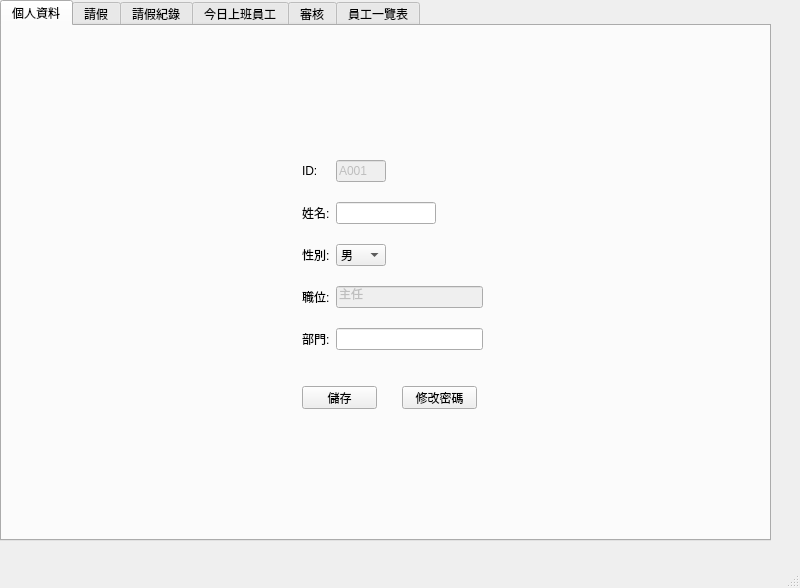
Before: the Qt Designer form gui/mainwindow.ui in jason281/SE_Project, drawn with Qt 5.
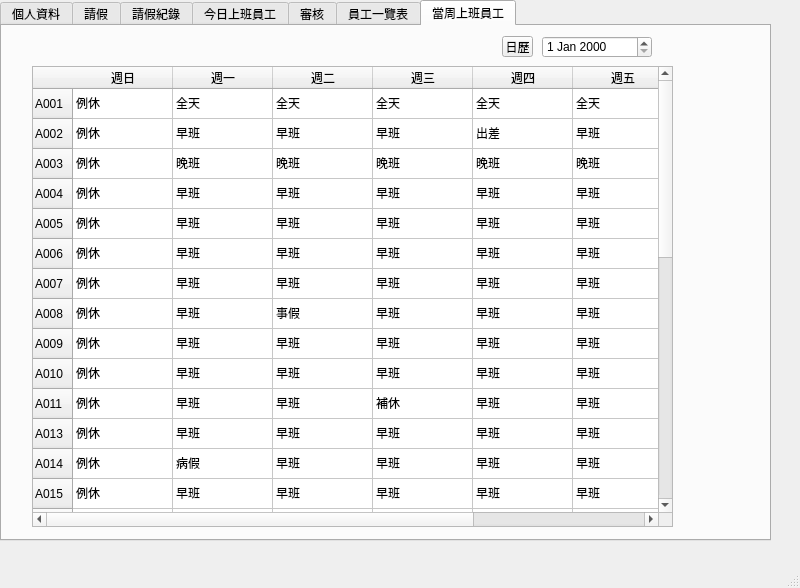
After: the same form once the commit is applied.

```diff
--- a/gui/mainwindow.ui
+++ b/gui/mainwindow.ui
@@ -33,7 +33,7 @@
      <enum>QTabWidget::Rounded</enum>
     </property>
     <property name="currentIndex">
-     <number>0</number>
+     <number>6</number>
     </property>
     <widget class="QWidget" name="tab_9">
      <attribute name="title">
@@ -1298,6 +1298,844 @@
       </property>
      </widget>
     </widget>
+    <widget class="QWidget" name="tab_10">
+     <attribute name="title">
+      <string>當周上班員工</string>
+     </attribute>
+     <widget class="QTableWidget" name="tableWidget_7">
+      <property name="geometry">
+       <rect>
+        <x>30</x>
+        <y>40</y>
+        <width>641</width>
+        <height>461</height>
+       </rect>
+      </property>
+      <row>
+       <property name="text">
+        <string>A001</string>
+       </property>
+      </row>
+      <row>
+       <property name="text">
+        <string>A002</string>
+       </property>
+      </row>
+      <row>
+       <property name="text">
+        <string>A003</string>
+       </property>
+      </row>
+      <row>
+       <property name="text">
+        <string>A004</string>
+       </property>
+      </row>
+      <row>
+       <property name="text">
+        <string>A005</string>
+       </property>
+      </row>
+      <row>
+       <property name="text">
+        <string>A006</string>
+       </property>
+      </row>
+      <row>
+       <property name="text">
+        <string>A007</string>
+       </property>
+      </row>
+      <row>
+       <property name="text">
+        <string>A008</string>
+       </property>
+      </row>
+      <row>
+       <property name="text">
+        <string>A009</string>
+       </property>
+      </row>
+      <row>
+       <property name="text">
+        <string>A010</string>
+       </property>
+      </row>
+      <row>
+       <property name="text">
+        <string>A011</string>
+       </property>
+      </row>
+      <row>
+       <property name="text">
+        <string>A013</string>
+       </property>
+      </row>
+      <row>
+       <property name="text">
+        <string>A014</string>
+       </property>
+      </row>
+      <row>
+       <property name="text">
+        <string>A015</string>
+       </property>
+      </row>
+      <row>
+       <property name="text">
+        <string>新增列</string>
+       </property>
+      </row>
+      <row>
+       <property name="text">
+        <string>新增列</string>
+       </property>
+      </row>
+      <row>
+       <property name="text">
+        <string>新增列</string>
+       </property>
+      </row>
+      <row>
+       <property name="text">
+        <string>新增列</string>
+       </property>
+      </row>
+      <row>
+       <property name="text">
+        <string>新增列</string>
+       </property>
+      </row>
+      <row>
+       <property name="text">
+        <string>新增列</string>
+       </property>
+      </row>
+      <row>
+       <property name="text">
+        <string>新增列</string>
+       </property>
+      </row>
+      <row>
+       <property name="text">
+        <string>新增列</string>
+       </property>
+      </row>
+      <row>
+       <property name="text">
+        <string>新增列</string>
+       </property>
+      </row>
+      <row>
+       <property name="text">
+        <string>新增列</string>
+       </property>
+      </row>
+      <row>
+       <property name="text">
+        <string>新增列</string>
+       </property>
+      </row>
+      <row>
+       <property name="text">
+        <string>新增列</string>
+       </property>
+      </row>
+      <row>
+       <property name="text">
+        <string>新增列</string>
+       </property>
+      </row>
+      <row>
+       <property name="text">
+        <string>新增列</string>
+       </property>
+      </row>
+      <row>
+       <property name="text">
+        <string>新增列</string>
+       </property>
+      </row>
+      <row>
+       <property name="text">
+        <string>新增列</string>
+       </property>
+      </row>
+      <row>
+       <property name="text">
+        <string>新增列</string>
+       </property>
+      </row>
+      <row>
+       <property name="text">
+        <string>新增列</string>
+       </property>
+      </row>
+      <row>
+       <property name="text">
+        <string>新增列</string>
+       </property>
+      </row>
+      <column>
+       <property name="text">
+        <string>週日</string>
+       </property>
+      </column>
+      <column>
+       <property name="text">
+        <string>週一</string>
+       </property>
+      </column>
+      <column>
+       <property name="text">
+        <string>週二</string>
+       </property>
+      </column>
+      <column>
+       <property name="text">
+        <string>週三</string>
+       </property>
+      </column>
+      <column>
+       <property name="text">
+        <string>週四</string>
+       </property>
+      </column>
+      <column>
+       <property name="text">
+        <string>週五</string>
+       </property>
+      </column>
+      <column>
+       <property name="text">
+        <string>週六</string>
+       </property>
+      </column>
+      <item row="0" column="0">
+       <property name="text">
+        <string>例休</string>
+       </property>
+       <property name="background">
+        <brush brushstyle="NoBrush">
+         <color alpha="255">
+          <red>0</red>
+          <green>0</green>
+          <blue>0</blue>
+         </color>
+        </brush>
+       </property>
+       <property name="foreground">
+        <brush brushstyle="NoBrush">
+         <color alpha="255">
+          <red>255</red>
+          <green>0</green>
+          <blue>0</blue>
+         </color>
+        </brush>
+       </property>
+      </item>
+      <item row="0" column="1">
+       <property name="text">
+        <string>全天</string>
+       </property>
+      </item>
+      <item row="0" column="2">
+       <property name="text">
+        <string>全天</string>
+       </property>
+      </item>
+      <item row="0" column="3">
+       <property name="text">
+        <string>全天</string>
+       </property>
+      </item>
+      <item row="0" column="4">
+       <property name="text">
+        <string>全天</string>
+       </property>
+      </item>
+      <item row="0" column="5">
+       <property name="text">
+        <string>全天</string>
+       </property>
+      </item>
+      <item row="1" column="0">
+       <property name="text">
+        <string>例休</string>
+       </property>
+       <property name="foreground">
+        <brush brushstyle="NoBrush">
+         <color alpha="255">
+          <red>255</red>
+          <green>0</green>
+          <blue>0</blue>
+         </color>
+        </brush>
+       </property>
+      </item>
+      <item row="1" column="1">
+       <property name="text">
+        <string>早班</string>
+       </property>
+      </item>
+      <item row="1" column="2">
+       <property name="text">
+        <string>早班</string>
+       </property>
+      </item>
+      <item row="1" column="3">
+       <property name="text">
+        <string>早班</string>
+       </property>
+      </item>
+      <item row="1" column="4">
+       <property name="text">
+        <string>出差</string>
+       </property>
+       <property name="foreground">
+        <brush brushstyle="NoBrush">
+         <color alpha="255">
+          <red>0</red>
+          <green>0</green>
+          <blue>255</blue>
+         </color>
+        </brush>
+       </property>
+      </item>
+      <item row="1" column="5">
+       <property name="text">
+        <string>早班</string>
+       </property>
+      </item>
+      <item row="2" column="0">
+       <property name="text">
+        <string>例休</string>
+       </property>
+       <property name="foreground">
+        <brush brushstyle="NoBrush">
+         <color alpha="255">
+          <red>255</red>
+          <green>0</green>
+          <blue>0</blue>
+         </color>
+        </brush>
+       </property>
+      </item>
+      <item row="2" column="1">
+       <property name="text">
+        <string>晚班</string>
+       </property>
+      </item>
+      <item row="2" column="2">
+       <property name="text">
+        <string>晚班</string>
+       </property>
+      </item>
+      <item row="2" column="3">
+       <property name="text">
+        <string>晚班</string>
+       </property>
+      </item>
+      <item row="2" column="4">
+       <property name="text">
+        <string>晚班</string>
+       </property>
+      </item>
+      <item row="2" column="5">
+       <property name="text">
+        <string>晚班</string>
+       </property>
+      </item>
+      <item row="3" column="0">
+       <property name="text">
+        <string>例休</string>
+       </property>
+       <property name="foreground">
+        <brush brushstyle="NoBrush">
+         <color alpha="255">
+          <red>255</red>
+          <green>0</green>
+          <blue>0</blue>
+         </color>
+        </brush>
+       </property>
+      </item>
+      <item row="3" column="1">
+       <property name="text">
+        <string>早班</string>
+       </property>
+      </item>
+      <item row="3" column="2">
+       <property name="text">
+        <string>早班</string>
+       </property>
+      </item>
+      <item row="3" column="3">
+       <property name="text">
+        <string>早班</string>
+       </property>
+      </item>
+      <item row="3" column="4">
+       <property name="text">
+        <string>早班</string>
+       </property>
+      </item>
+      <item row="3" column="5">
+       <property name="text">
+        <string>早班</string>
+       </property>
+      </item>
+      <item row="4" column="0">
+       <property name="text">
+        <string>例休</string>
+       </property>
+       <property name="foreground">
+        <brush brushstyle="NoBrush">
+         <color alpha="255">
+          <red>255</red>
+          <green>0</green>
+          <blue>0</blue>
+         </color>
+        </brush>
+       </property>
+      </item>
+      <item row="4" column="1">
+       <property name="text">
+        <string>早班</string>
+       </property>
+      </item>
+      <item row="4" column="2">
+       <property name="text">
+        <string>早班</string>
+       </property>
+      </item>
+      <item row="4" column="3">
+       <property name="text">
+        <string>早班</string>
+       </property>
+      </item>
+      <item row="4" column="4">
+       <property name="text">
+        <string>早班</string>
+       </property>
+      </item>
+      <item row="4" column="5">
+       <property name="text">
+        <string>早班</string>
+       </property>
+      </item>
+      <item row="5" column="0">
+       <property name="text">
+        <string>例休</string>
+       </property>
+       <property name="foreground">
+        <brush brushstyle="NoBrush">
+         <color alpha="255">
+          <red>255</red>
+          <green>0</green>
+          <blue>0</blue>
+         </color>
+        </brush>
+       </property>
+      </item>
+      <item row="5" column="1">
+       <property name="text">
+        <string>早班</string>
+       </property>
+      </item>
+      <item row="5" column="2">
+       <property name="text">
+        <string>早班</string>
+       </property>
+      </item>
+      <item row="5" column="3">
+       <property name="text">
+        <string>早班</string>
+       </property>
+      </item>
+      <item row="5" column="4">
+       <property name="text">
+        <string>早班</string>
+       </property>
+      </item>
+      <item row="5" column="5">
+       <property name="text">
+        <string>早班</string>
+       </property>
+      </item>
+      <item row="6" column="0">
+       <property name="text">
+        <string>例休</string>
+       </property>
+       <property name="foreground">
+        <brush brushstyle="NoBrush">
+         <color alpha="255">
+          <red>255</red>
+          <green>0</green>
+          <blue>0</blue>
+         </color>
+        </brush>
+       </property>
+      </item>
+      <item row="6" column="1">
+       <property name="text">
+        <string>早班</string>
+       </property>
+      </item>
+      <item row="6" column="2">
+       <property name="text">
+        <string>早班</string>
+       </property>
+      </item>
+      <item row="6" column="3">
+       <property name="text">
+        <string>早班</string>
+       </property>
+      </item>
+      <item row="6" column="4">
+       <property name="text">
+        <string>早班</string>
+       </property>
+      </item>
+      <item row="6" column="5">
+       <property name="text">
+        <string>早班</string>
+       </property>
+      </item>
+      <item row="7" column="0">
+       <property name="text">
+        <string>例休</string>
+       </property>
+       <property name="foreground">
+        <brush brushstyle="NoBrush">
+         <color alpha="255">
+          <red>255</red>
+          <green>0</green>
+          <blue>0</blue>
+         </color>
+        </brush>
+       </property>
+      </item>
+      <item row="7" column="1">
+       <property name="text">
+        <string>早班</string>
+       </property>
+      </item>
+      <item row="7" column="2">
+       <property name="text">
+        <string>事假</string>
+       </property>
+       <property name="foreground">
+        <brush brushstyle="NoBrush">
+         <color alpha="255">
+          <red>255</red>
+          <green>0</green>
+          <blue>0</blue>
+         </color>
+        </brush>
+       </property>
+      </item>
+      <item row="7" column="3">
+       <property name="text">
+        <string>早班</string>
+       </property>
+      </item>
+      <item row="7" column="4">
+       <property name="text">
+        <string>早班</string>
+       </property>
+      </item>
+      <item row="7" column="5">
+       <property name="text">
+        <string>早班</string>
+       </property>
+      </item>
+      <item row="8" column="0">
+       <property name="text">
+        <string>例休</string>
+       </property>
+       <property name="foreground">
+        <brush brushstyle="NoBrush">
+         <color alpha="255">
+          <red>255</red>
+          <green>0</green>
+          <blue>0</blue>
+         </color>
+        </brush>
+       </property>
+      </item>
+      <item row="8" column="1">
+       <property name="text">
+        <string>早班</string>
+       </property>
+      </item>
+      <item row="8" column="2">
+       <property name="text">
+        <string>早班</string>
+       </property>
+      </item>
+      <item row="8" column="3">
+       <property name="text">
+        <string>早班</string>
+       </property>
+      </item>
+      <item row="8" column="4">
+       <property name="text">
+        <string>早班</string>
+       </property>
+      </item>
+      <item row="8" column="5">
+       <property name="text">
+        <string>早班</string>
+       </property>
+      </item>
+      <item row="9" column="0">
+       <property name="text">
+        <string>例休</string>
+       </property>
+       <property name="foreground">
+        <brush brushstyle="NoBrush">
+         <color alpha="255">
+          <red>255</red>
+          <green>0</green>
+          <blue>0</blue>
+         </color>
+        </brush>
+       </property>
+      </item>
+      <item row="9" column="1">
+       <property name="text">
+        <string>早班</string>
+       </property>
+      </item>
+      <item row="9" column="2">
+       <property name="text">
+        <string>早班</string>
+       </property>
+      </item>
+      <item row="9" column="3">
+       <property name="text">
+        <string>早班</string>
+       </property>
+      </item>
+      <item row="9" column="4">
+       <property name="text">
+        <string>早班</string>
+       </property>
+      </item>
+      <item row="9" column="5">
+       <property name="text">
+        <string>早班</string>
+       </property>
+      </item>
+      <item row="10" column="0">
+       <property name="text">
+        <string>例休</string>
+       </property>
+       <property name="foreground">
+        <brush brushstyle="NoBrush">
+         <color alpha="255">
+          <red>255</red>
+          <green>0</green>
+          <blue>0</blue>
+         </color>
+        </brush>
+       </property>
+      </item>
+      <item row="10" column="1">
+       <property name="text">
+        <string>早班</string>
+       </property>
+      </item>
+      <item row="10" column="2">
+       <property name="text">
+        <string>早班</string>
+       </property>
+      </item>
+      <item row="10" column="3">
+       <property name="text">
+        <string>補休</string>
+       </property>
+       <property name="foreground">
+        <brush brushstyle="NoBrush">
+         <color alpha="255">
+          <red>255</red>
+          <green>0</green>
+          <blue>0</blue>
+         </color>
+        </brush>
+       </property>
+      </item>
+      <item row="10" column="4">
+       <property name="text">
+        <string>早班</string>
+       </property>
+      </item>
+      <item row="10" column="5">
+       <property name="text">
+        <string>早班</string>
+       </property>
+      </item>
+      <item row="11" column="0">
+       <property name="text">
+        <string>例休</string>
+       </property>
+       <property name="foreground">
+        <brush brushstyle="NoBrush">
+         <color alpha="255">
+          <red>255</red>
+          <green>0</green>
+          <blue>0</blue>
+         </color>
+        </brush>
+       </property>
+      </item>
+      <item row="11" column="1">
+       <property name="text">
+        <string>早班</string>
+       </property>
+      </item>
+      <item row="11" column="2">
+       <property name="text">
+        <string>早班</string>
+       </property>
+      </item>
+      <item row="11" column="3">
+       <property name="text">
+        <string>早班</string>
+       </property>
+      </item>
+      <item row="11" column="4">
+       <property name="text">
+        <string>早班</string>
+       </property>
+      </item>
+      <item row="11" column="5">
+       <property name="text">
+        <string>早班</string>
+       </property>
+      </item>
+      <item row="12" column="0">
+       <property name="text">
+        <string>例休</string>
+       </property>
+       <property name="foreground">
+        <brush brushstyle="NoBrush">
+         <color alpha="255">
+          <red>255</red>
+          <green>0</green>
+          <blue>0</blue>
+         </color>
+        </brush>
+       </property>
+      </item>
+      <item row="12" column="1">
+       <property name="text">
+        <string>病假</string>
+       </property>
+       <property name="foreground">
+        <brush brushstyle="NoBrush">
+         <color alpha="255">
+          <red>255</red>
+          <green>0</green>
+          <blue>0</blue>
+         </color>
+        </brush>
+       </property>
+      </item>
+      <item row="12" column="2">
+       <property name="text">
+        <string>早班</string>
+       </property>
+      </item>
+      <item row="12" column="3">
+       <property name="text">
+        <string>早班</string>
+       </property>
+       <property name="foreground">
+        <brush brushstyle="NoBrush">
+         <color alpha="255">
+          <red>0</red>
+          <green>0</green>
+          <blue>0</blue>
+         </color>
+        </brush>
+       </property>
+      </item>
+      <item row="12" column="4">
+       <property name="text">
+        <string>早班</string>
+       </property>
+      </item>
+      <item row="12" column="5">
+       <property name="text">
+        <string>早班</string>
+       </property>
+      </item>
+      <item row="13" column="0">
+       <property name="text">
+        <string>例休</string>
+       </property>
+       <property name="foreground">
+        <brush brushstyle="NoBrush">
+         <color alpha="255">
+          <red>255</red>
+          <green>0</green>
+          <blue>0</blue>
+         </color>
+        </brush>
+       </property>
+      </item>
+      <item row="13" column="1">
+       <property name="text">
+        <string>早班</string>
+       </property>
+      </item>
+      <item row="13" column="2">
+       <property name="text">
+        <string>早班</string>
+       </property>
+      </item>
+      <item row="13" column="3">
+       <property name="text">
+        <string>早班</string>
+       </property>
+      </item>
+      <item row="13" column="4">
+       <property name="text">
+        <string>早班</string>
+       </property>
+      </item>
+      <item row="13" column="5">
+       <property name="text">
+        <string>早班</string>
+       </property>
+      </item>
+     </widget>
+     <widget class="QDateEdit" name="dateEdit_3">
+      <property name="geometry">
+       <rect>
+        <x>540</x>
+        <y>10</y>
+        <width>110</width>
+        <height>22</height>
+       </rect>
+      </property>
+     </widget>
+     <widget class="QToolButton" name="toolButton_5">
+      <property name="geometry">
+       <rect>
+        <x>500</x>
+        <y>10</y>
+        <width>31</width>
+        <height>21</height>
+       </rect>
+      </property>
+      <property name="text">
+       <string>日歷</string>
+      </property>
+     </widget>
+    </widget>
    </widget>
   </widget>
   <widget class="QMenuBar" name="menubar">
```
